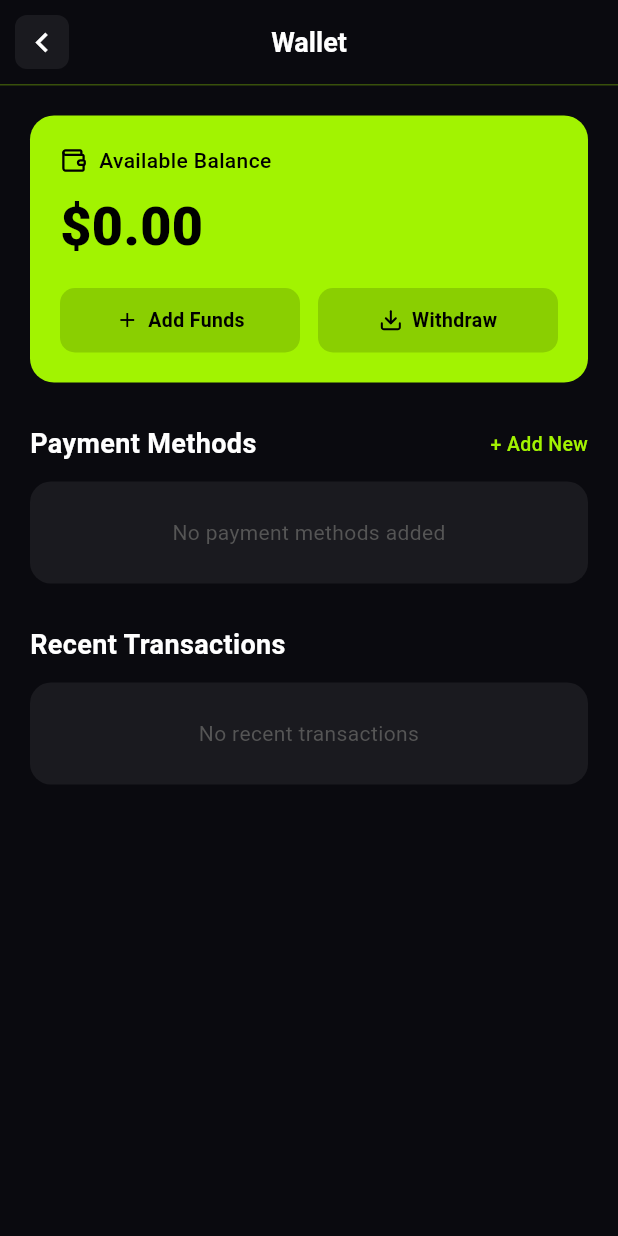
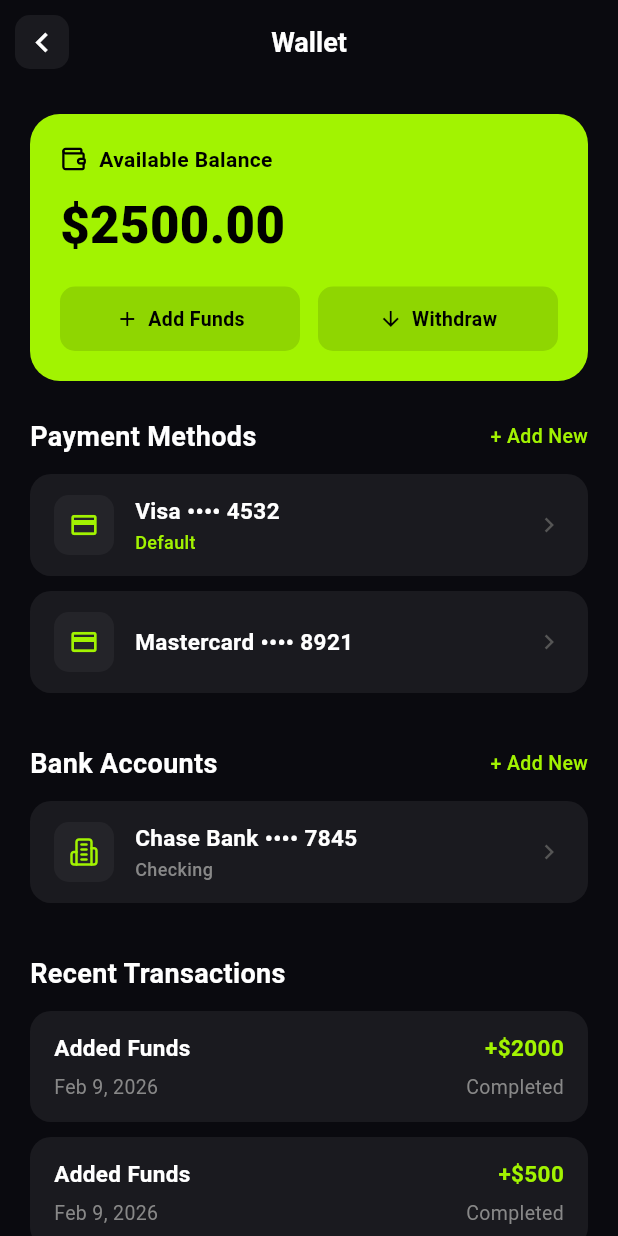
Before and after one commit to Muhammadali2025222/Only-Gigz, a Flutter app: the WalletScreen screen opened directly, on a phone screen of 412 x 824 dp. Run offline on Flutter 3.47's test engine with Material 3 defaults, Android fonts, the phone set to English and light mode, and no system bars; our stand-ins replace audioplayers, chewie, cloud_firestore, file_picker, firebase_auth, firebase_core and 9 more; missing offline and left inert: flutter_stripe; accounts and stored records are empty; network calls fail; project files that could hold a hidden picture were left out.

Commit message:
Populate Wallet screen with mockup dummy data matching screenshot

```diff
--- a/apps/organizer/lib/screens/profile/wallet_screen.dart
+++ b/apps/organizer/lib/screens/profile/wallet_screen.dart
@@ -1,13 +1,11 @@
 import 'package:flutter/material.dart';
 import 'package:flutter_svg/flutter_svg.dart';
 import 'package:provider/provider.dart';
-import 'package:intl/intl.dart';
 import 'package:flutter_stripe/flutter_stripe.dart';
 import '../../services/api_service.dart';
 import '../../services/auth_service.dart';
 import 'widgets/add_funds_sheet.dart';
 import 'widgets/withdraw_funds_sheet.dart';
-import 'payment_method_detail_screen.dart';
 
 class WalletScreen extends StatefulWidget {
   const WalletScreen({super.key});
@@ -17,10 +15,7 @@ class WalletScreen extends StatefulWidget {
 }
 
 class _WalletScreenState extends State<WalletScreen> with WidgetsBindingObserver {
-  bool _isLoading = true;
-  List<dynamic> _paymentMethods = [];
-  List<dynamic> _transactions = [];
-  double _balance = 0.0;
+  double _balance = 2500.0;
 
   @override
   void initState() {
@@ -43,7 +38,6 @@ class _WalletScreenState extends State<WalletScreen> with WidgetsBindingObserver
   }
 
   Future<void> _loadWalletData() async {
-    setState(() => _isLoading = true);
     try {
       final apiService = Provider.of<ApiService>(context, listen: false);
       final authService = Provider.of<AuthService>(context, listen: false);
@@ -51,18 +45,17 @@ class _WalletScreenState extends State<WalletScreen> with WidgetsBindingObserver
 
       if (organizerId != null) {
         final walletData = await apiService.getWalletData(organizerId);
-        final transactions = await apiService.getTransactions(organizerId);
 
+        if (mounted) {
           setState(() {
-          _paymentMethods = walletData['payment_methods'] ?? [];
-          _transactions = transactions;
-          _balance = (walletData['wallet_balance'] ?? 0.0).toDouble();
+            if (walletData['wallet_balance'] != null) {
+              _balance = (walletData['wallet_balance']).toDouble();
+            }
           });
+        }
       }
     } catch (e) {
       debugPrint('Error loading wallet data: $e');
-    } finally {
-      if (mounted) setState(() => _isLoading = false);
     }
   }
 
@@ -128,23 +121,6 @@ class _WalletScreenState extends State<WalletScreen> with WidgetsBindingObserver
     }
   }
 
-  String _formatDate(dynamic value) {
-    try {
-      int timestamp;
-      if (value is int) {
-        timestamp = value;
-      } else if (value is double) {
-        timestamp = value.toInt();
-      } else {
-        return '';
-      }
-      var date = DateTime.fromMillisecondsSinceEpoch(timestamp * 1000);
-      return DateFormat('MMM d, yyyy').format(date);
-    } catch (_) {
-      return '';
-    }
-  }
-
   @override
   Widget build(BuildContext context) {
     return Scaffold(
@@ -152,17 +128,13 @@ class _WalletScreenState extends State<WalletScreen> with WidgetsBindingObserver
       appBar: AppBar(
         backgroundColor: const Color(0xFF0A0A0F),
         elevation: 0,
-        bottom: const PreferredSize(
-          preferredSize: Size.fromHeight(1),
-          child: Divider(color: Color(0x4DA2F301), height: 1),
-        ),
         leading: GestureDetector(
           onTap: () => Navigator.of(context).pop(),
           child: Container(
             margin: const EdgeInsets.all(10),
             decoration: BoxDecoration(
               color: const Color(0xFF1A1A1F),
-              borderRadius: BorderRadius.circular(8),
+              borderRadius: BorderRadius.circular(10),
             ),
             child: const Icon(Icons.chevron_left, color: Colors.white, size: 26),
           ),
@@ -173,12 +145,6 @@ class _WalletScreenState extends State<WalletScreen> with WidgetsBindingObserver
       ),
       body: SafeArea(
         bottom: false,
-        child: _isLoading
-          ? const Center(child: CircularProgressIndicator(color: Color(0xFFA2F301)))
-          : RefreshIndicator(
-              onRefresh: _loadWalletData,
-              color: const Color(0xFFA2F301),
-              backgroundColor: const Color(0xFF1A1A1F),
         child: SingleChildScrollView(
           physics: const AlwaysScrollableScrollPhysics(),
           padding: const EdgeInsets.all(20),
@@ -190,24 +156,31 @@ class _WalletScreenState extends State<WalletScreen> with WidgetsBindingObserver
                 padding: const EdgeInsets.all(20),
                 decoration: BoxDecoration(
                   color: const Color(0xFFA2F301),
-                        borderRadius: BorderRadius.circular(16),
+                  borderRadius: BorderRadius.circular(20),
                 ),
                 child: Column(
                   crossAxisAlignment: CrossAxisAlignment.start,
                   children: [
                     Row(
                       children: [
-                              SvgPicture.asset('assets/wallet_icon.svg',
-                                  width: 18, height: 18,
-                                  colorFilter: const ColorFilter.mode(Colors.black, BlendMode.srcIn)),
+                        SvgPicture.asset(
+                          'assets/wallet_icon.svg',
+                          width: 18,
+                          height: 18,
+                          colorFilter: const ColorFilter.mode(Colors.black, BlendMode.srcIn),
+                        ),
                         const SizedBox(width: 8),
-                              const Text('Available Balance',
-                                  style: TextStyle(color: Colors.black, fontSize: 14, fontWeight: FontWeight.w500)),
+                        const Text(
+                          'Available Balance',
+                          style: TextStyle(color: Colors.black, fontSize: 14, fontWeight: FontWeight.w600),
+                        ),
                       ],
                     ),
-                          const SizedBox(height: 8),
-                          Text('\$${_balance.toStringAsFixed(2)}',
-                              style: const TextStyle(color: Colors.black, fontSize: 36, fontWeight: FontWeight.w800)),
+                    const SizedBox(height: 10),
+                    Text(
+                      '\$${_balance.toStringAsFixed(2)}',
+                      style: const TextStyle(color: Colors.black, fontSize: 34, fontWeight: FontWeight.w800),
+                    ),
                     const SizedBox(height: 16),
                     Row(
                       children: [
@@ -226,7 +199,7 @@ class _WalletScreenState extends State<WalletScreen> with WidgetsBindingObserver
                             child: Container(
                               padding: const EdgeInsets.symmetric(vertical: 12),
                               decoration: BoxDecoration(
-                                      color: Colors.black.withValues(alpha: 0.15),
+                                color: Colors.black.withValues(alpha: 0.12),
                                 borderRadius: BorderRadius.circular(10),
                               ),
                               child: const Row(
@@ -258,17 +231,15 @@ class _WalletScreenState extends State<WalletScreen> with WidgetsBindingObserver
                             child: Container(
                               padding: const EdgeInsets.symmetric(vertical: 12),
                               decoration: BoxDecoration(
-                                      color: Colors.black.withValues(alpha: 0.15),
+                                color: Colors.black.withValues(alpha: 0.12),
                                 borderRadius: BorderRadius.circular(10),
                               ),
-                                    child: Row(
+                              child: const Row(
                                 mainAxisAlignment: MainAxisAlignment.center,
                                 children: [
-                                        SvgPicture.asset('assets/download_icon.svg',
-                                            width: 16, height: 16,
-                                            colorFilter: const ColorFilter.mode(Colors.black, BlendMode.srcIn)),
-                                        const SizedBox(width: 6),
-                                        const Text('Withdraw',
+                                  Icon(Icons.arrow_downward, color: Colors.black, size: 16),
+                                  SizedBox(width: 6),
+                                  Text('Withdraw',
                                       style: TextStyle(color: Colors.black, fontSize: 13, fontWeight: FontWeight.w600)),
                                 ],
                               ),
@@ -280,72 +251,67 @@ class _WalletScreenState extends State<WalletScreen> with WidgetsBindingObserver
                   ],
                 ),
               ),
-                    const SizedBox(height: 28),
+              const SizedBox(height: 24),
               _sectionHeader('Payment Methods', onAddNew: _openStripePaymentSheet),
               const SizedBox(height: 12),
-                    if (_paymentMethods.isEmpty)
-                      _emptyState('No payment methods added')
-                    else
-                      ..._paymentMethods.map((pm) => Padding(
+              Padding(
                 padding: const EdgeInsets.only(bottom: 10),
                 child: _paymentMethodCard(
-                          icon: Icons.credit_card,
-                          title: '${pm['card']['brand'].toString().toUpperCase()} •••• ${pm['card']['last4']}',
-                          subtitle: pm['id'] == _paymentMethods[0]['id'] ? 'Default' : 'Expires ${pm['card']['exp_month']}/${pm['card']['exp_year']}',
-                          subtitleColor: pm['id'] == _paymentMethods[0]['id'] ? const Color(0xFFA2F301) : const Color(0xFF888888),
-                          onTap: () => Navigator.of(context).push(MaterialPageRoute(
-                            builder: (_) => PaymentMethodDetailScreen(
-                              cardType: pm['card']['brand'],
-                              lastFour: pm['card']['last4'],
-                              cardHolder: 'Organizer',
-                              expiry: '${pm['card']['exp_month']}/${pm['card']['exp_year']}',
-                              isDefault: pm['id'] == _paymentMethods[0]['id'],
+                  icon: Icons.credit_card_outlined,
+                  title: 'Visa •••• 4532',
+                  subtitle: 'Default',
+                  subtitleColor: const Color(0xFFA2F301),
+                  onTap: () {},
                 ),
-                          )),
               ),
-                      )),
-                    const SizedBox(height: 28),
+              Padding(
+                padding: const EdgeInsets.only(bottom: 10),
+                child: _paymentMethodCard(
+                  icon: Icons.credit_card_outlined,
+                  title: 'Mastercard •••• 8921',
+                  onTap: () {},
+                ),
+              ),
+              const SizedBox(height: 24),
+              _sectionHeader('Bank Accounts', onAddNew: () {}),
+              const SizedBox(height: 12),
+              Padding(
+                padding: const EdgeInsets.only(bottom: 10),
+                child: _paymentMethodCard(
+                  iconPath: 'assets/bank_icon.svg',
+                  icon: Icons.account_balance_outlined,
+                  title: 'Chase Bank •••• 7845',
+                  subtitle: 'Checking',
+                  subtitleColor: const Color(0xFF888888),
+                  onTap: () {},
+                ),
+              ),
+              const SizedBox(height: 24),
               const Text('Recent Transactions',
                   style: TextStyle(color: Colors.white, fontSize: 18, fontWeight: FontWeight.w700)),
               const SizedBox(height: 12),
-                    if (_transactions.isEmpty)
-                      _emptyState('No recent transactions')
-                    else
-                      ..._transactions.map((tx) {
-                        final amount = (tx['amount'] ?? 0).toDouble();
-                        final isWallet = tx['type'] == 'topup' || tx['type'] == 'escrow_hold';
-                        final displayAmount = isWallet ? amount : amount / 100.0;
-                        final prefix = displayAmount >= 0 ? '+' : '-';
-                        final formatted = '$prefix\$${displayAmount.abs().toStringAsFixed(2)}';
-                        final success = tx['status'] == 'succeeded' || tx['type'] == 'topup' || tx['type'] == 'escrow_hold';
-                        return _transactionRow(
-                          tx['description'] ?? 'Transaction',
-                          _formatDate(tx['created']),
-                          formatted,
-                          success,
-                        );
-                      }),
+              _transactionRow(
+                'Added Funds',
+                'Feb 9, 2026',
+                '+\$2000',
+                isPositive: true,
+              ),
+              _transactionRow(
+                'Added Funds',
+                'Feb 9, 2026',
+                '+\$500',
+                isPositive: true,
+              ),
+              _transactionRow(
+                'Payment to Sarah Johnson',
+                'Feb 4, 2026',
+                '\$750',
+                isPositive: false,
+              ),
               const SizedBox(height: 20),
             ],
           ),
         ),
-            ),
-      ),
-    );
-  }
-
-  Widget _emptyState(String message) {
-    return Container(
-      width: double.infinity,
-      padding: const EdgeInsets.all(24),
-      decoration: BoxDecoration(
-        color: const Color(0xFF1A1A1F),
-        borderRadius: BorderRadius.circular(14),
-      ),
-      child: Text(
-        message,
-        textAlign: TextAlign.center,
-        style: const TextStyle(color: Color(0xFF555555), fontSize: 14),
       ),
     );
   }
@@ -384,10 +350,10 @@ class _WalletScreenState extends State<WalletScreen> with WidgetsBindingObserver
         child: Row(
           children: [
             Container(
-            width: 38,
-            height: 38,
+              width: 40,
+              height: 40,
               decoration: BoxDecoration(
-              color: const Color(0xFFA2F301).withValues(alpha: 0.1),
+                color: const Color(0xFF242429),
                 borderRadius: BorderRadius.circular(10),
               ),
               child: Center(
@@ -395,7 +361,7 @@ class _WalletScreenState extends State<WalletScreen> with WidgetsBindingObserver
                     ? SvgPicture.asset(iconPath,
                         width: 20, height: 20,
                         colorFilter: const ColorFilter.mode(Color(0xFFA2F301), BlendMode.srcIn))
-                  : Icon(icon, color: const Color(0xFFA2F301), size: 20),
+                    : Icon(icon ?? Icons.credit_card_outlined, color: const Color(0xFFA2F301), size: 20),
               ),
             ),
             const SizedBox(width: 14),
@@ -404,10 +370,10 @@ class _WalletScreenState extends State<WalletScreen> with WidgetsBindingObserver
                 crossAxisAlignment: CrossAxisAlignment.start,
                 children: [
                   Text(title,
-                    style: const TextStyle(color: Colors.white, fontSize: 14, fontWeight: FontWeight.w500)),
+                      style: const TextStyle(color: Colors.white, fontSize: 15, fontWeight: FontWeight.w600)),
                   if (subtitle != null) ...[
                     const SizedBox(height: 2),
-                  Text(subtitle, style: TextStyle(color: subtitleColor, fontSize: 12)),
+                    Text(subtitle, style: TextStyle(color: subtitleColor, fontSize: 12, fontWeight: FontWeight.w500)),
                   ],
                 ],
               ),
@@ -419,7 +385,13 @@ class _WalletScreenState extends State<WalletScreen> with WidgetsBindingObserver
     );
   }
 
-  Widget _transactionRow(String title, String date, String amount, bool isSuccess) {
+  Widget _transactionRow(
+    String title,
+    String date,
+    String amount, {
+    String status = 'Completed',
+    bool isPositive = false,
+  }) {
     return Container(
       margin: const EdgeInsets.only(bottom: 10),
       padding: const EdgeInsets.symmetric(horizontal: 16, vertical: 14),
@@ -442,7 +414,7 @@ class _WalletScreenState extends State<WalletScreen> with WidgetsBindingObserver
               Text(
                 amount,
                 style: TextStyle(
-                  color: amount.startsWith('+') ? const Color(0xFFA2F301) : Colors.white,
+                  color: isPositive ? const Color(0xFFA2F301) : Colors.white,
                   fontSize: 15,
                   fontWeight: FontWeight.w700,
                 ),
@@ -455,11 +427,11 @@ class _WalletScreenState extends State<WalletScreen> with WidgetsBindingObserver
             children: [
               Text(date, style: const TextStyle(color: Color(0xFF888888), fontSize: 13)),
               Text(
-                isSuccess ? 'Completed' : 'Pending',
-                style: TextStyle(
-                  color: isSuccess ? const Color(0xFFA2F301) : Colors.orange,
-                  fontSize: 13
-                )
+                status,
+                style: const TextStyle(
+                  color: Color(0xFF888888),
+                  fontSize: 13,
+                ),
               ),
             ],
           ),
```
Lines whose indentation alone changed are shown as unchanged.
